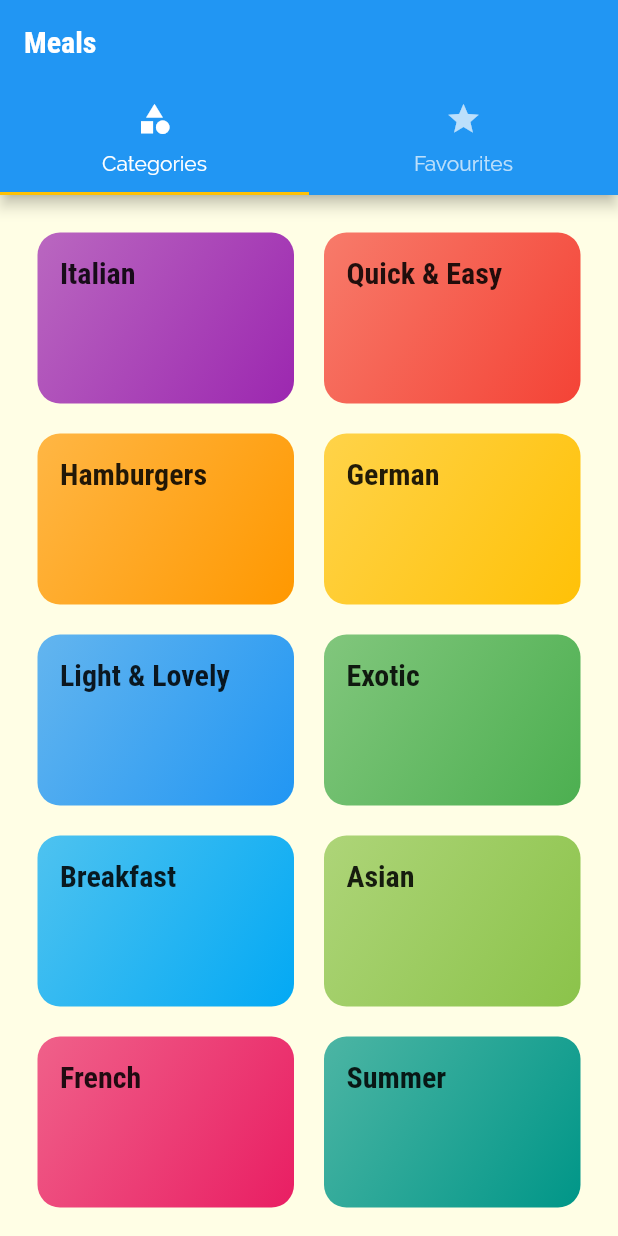
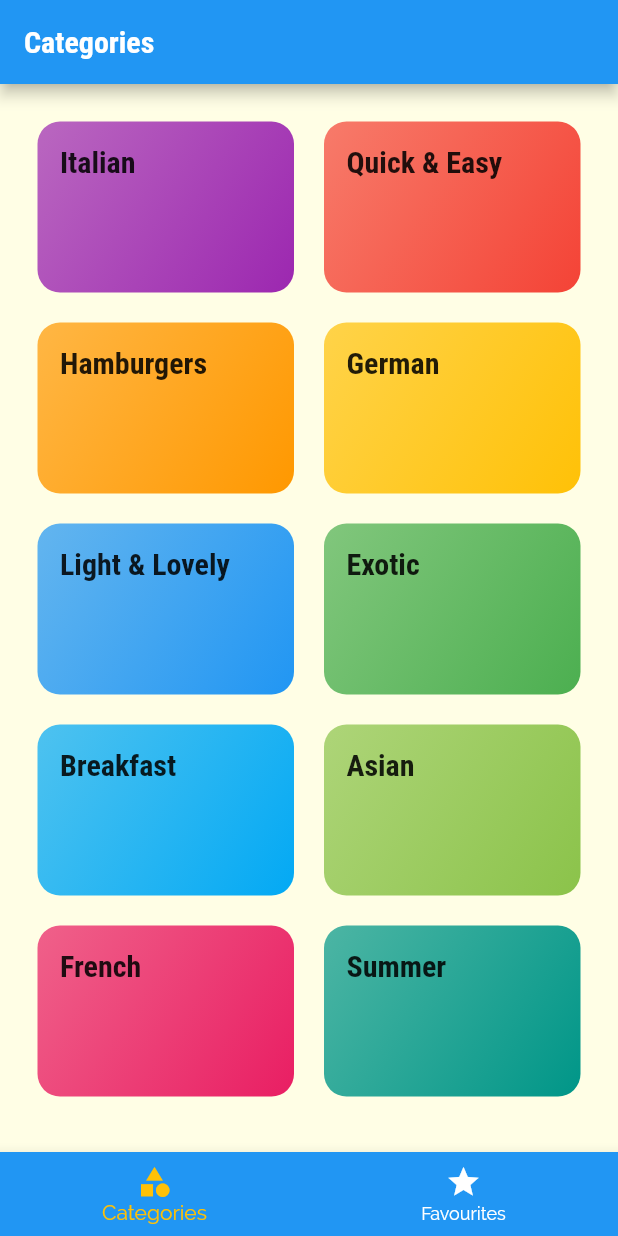
Before and after one commit to Zheyuan-Robert-Xu/flutter-meal-app, a Flutter app: the screen it shows after launch, on a phone screen of 412 x 824 dp. Run offline on Flutter 3.47's test engine with Material 2 defaults, Android fonts, the phone set to English and light mode, and no system bars.

Commit message:
Add bottom bar

```diff
--- a/lib/screens/tabs_screen.dart
+++ b/lib/screens/tabs_screen.dart
@@ -11,35 +11,48 @@ class TabsScreen extends StatefulWidget {
 }
 
 class _TabsScreenState extends State<TabsScreen> {
+  final List<Map<String, dynamic>> _pages = [
+    {'page': CategoriesScreen(), 'title': 'Categories'},
+    {
+      'page': FavoritesScreen(),
+      'title': 'Your Favorite',
+    }
+  ];
+  int _selectedPageIndex = 0;
+
+  void _selectPage(int index) {
+    setState(() {
+      _selectedPageIndex = index;
+    });
+  }
+
   @override
   Widget build(BuildContext context) {
-    return DefaultTabController(
-      length: 2,
-      initialIndex: 0, // default set to seect second bar
-      child: Scaffold(
-        appBar: AppBar(
-          title: Text('Meals'),
-          bottom: TabBar(
-            tabs: <Widget>[
-              Tab(
-                icon: Icon(
-                  Icons.category,
-                ),
-                text: 'Categories',
-              ),
-              Tab(
-                icon: Icon(Icons.star),
-                text: 'Favourites',
-              ),
-            ],
+    return Scaffold(
+      appBar: AppBar(
+        title: Text(_pages[_selectedPageIndex]['title']),
+      ),
+      body: _pages[_selectedPageIndex]['page'],
+      bottomNavigationBar: BottomNavigationBar(
+        onTap: _selectPage, // equal to the index of the tab that was clicked
+        backgroundColor: Theme.of(context).primaryColor,
+        unselectedItemColor: Colors.white,
+        selectedItemColor: Theme.of(context).accentColor,
+        currentIndex:
+            _selectedPageIndex, // this tells the bottom navigation bar which tab is actually selected
+        //type: BottomNavigationBarType.shifting, //default is fix
+        items: [
+          BottomNavigationBarItem(
+            backgroundColor: Theme.of(context).primaryColor,
+            icon: Icon(Icons.category),
+            title: Text('Categories'),
           ),
-        ),
-        body: TabBarView(
-          children: <Widget>[
-            CategoriesScreen(),
-            FavoritesScreen(),
-          ],
-        ),
+          BottomNavigationBarItem(
+            backgroundColor: Theme.of(context).primaryColor,
+            icon: Icon(Icons.star),
+            title: Text('Favourites'),
+          ),
+        ],
       ),
     );
   }
```
Also changed, not shown: pubspec.lock.
